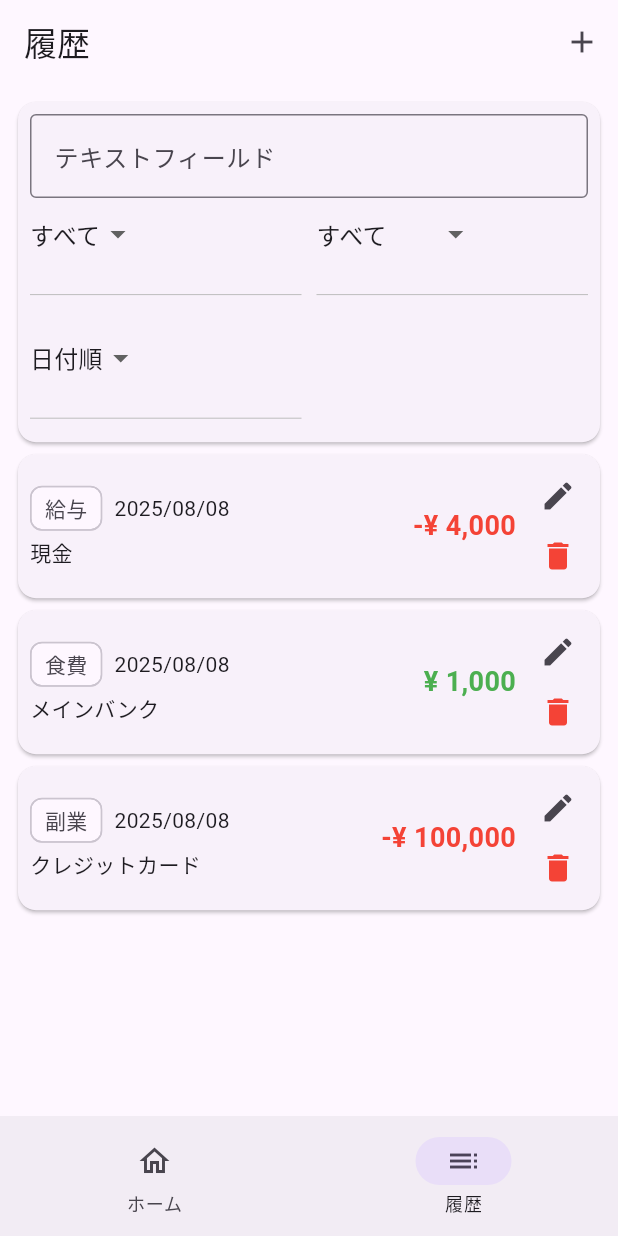
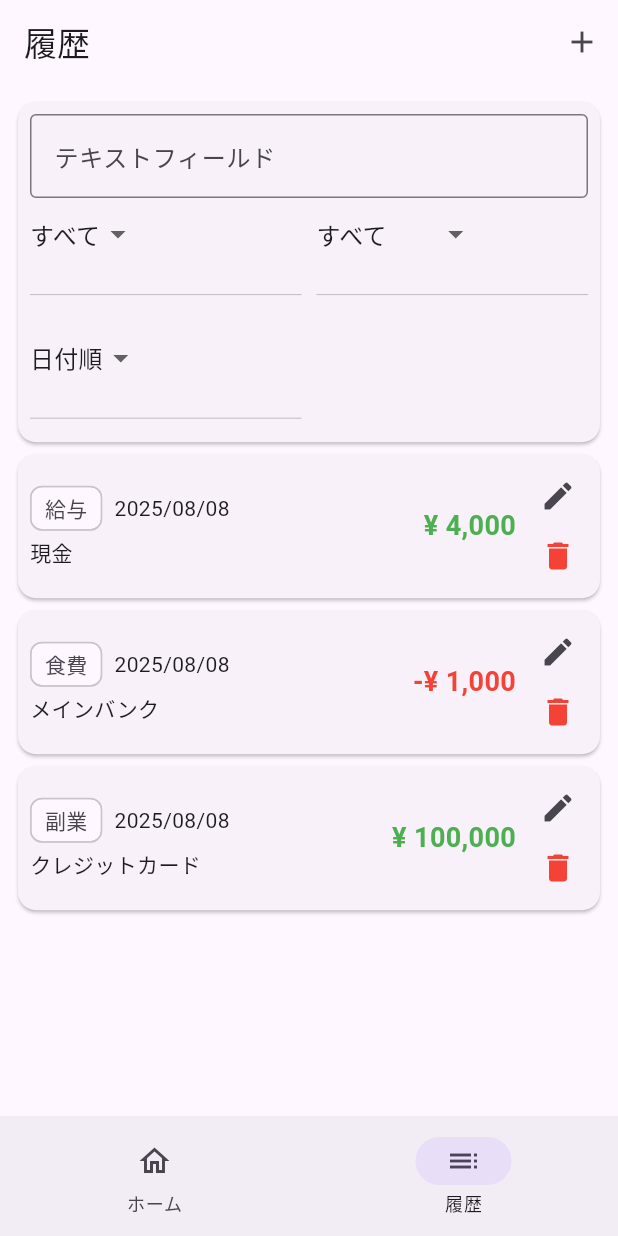
Before and after one commit to kyouga-ones/kakeibo, a Flutter app: the screen it shows after launch, item 2 of the bottom bar chosen, on a phone screen of 412 x 824 dp. Run offline on Flutter 3.47's test engine with Material 3 defaults, Android fonts, the phone set to English and light mode, and no system bars; our stand-ins replace gap.

Commit message:
fix:task-008:金額の関数を修正

```diff
--- a/lib/core/utils/get_amount_color.dart
+++ b/lib/core/utils/get_amount_color.dart
@@ -1,5 +1,5 @@
 import 'package:flutter/material.dart';
 
 Color getAmountColor(int categoryType) {
-  return (categoryType == 1) ? Colors.red : Colors.green;
+  return (categoryType == 1) ? Colors.green : Colors.red;
 }
--- a/lib/core/utils/get_amount_format.dart
+++ b/lib/core/utils/get_amount_format.dart
@@ -3,5 +3,5 @@ import 'package:intl/intl.dart';
 String getAmountFormat(int value, int categoryType) {
   final numberFormatter = NumberFormat("#,###");
   var result = numberFormatter.format(value);
-  return (categoryType == 1) ? "-¥ $result" : "¥ $result";
+  return (categoryType == 1) ? "¥ $result" : "-¥ $result";
 }
```
